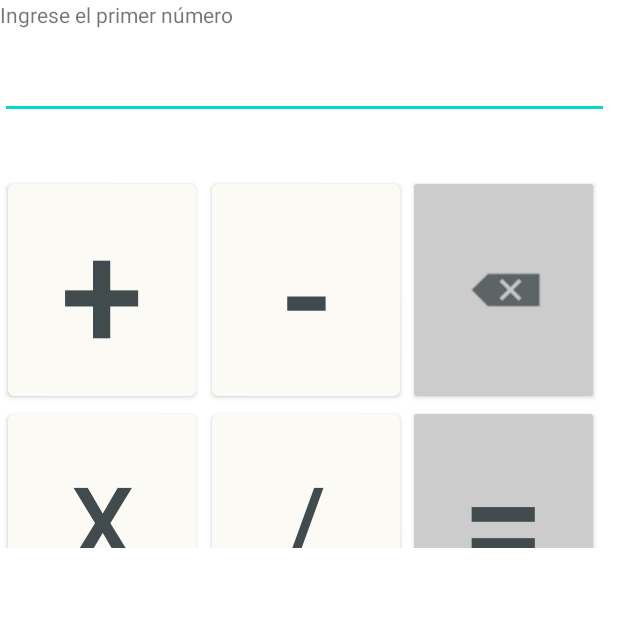
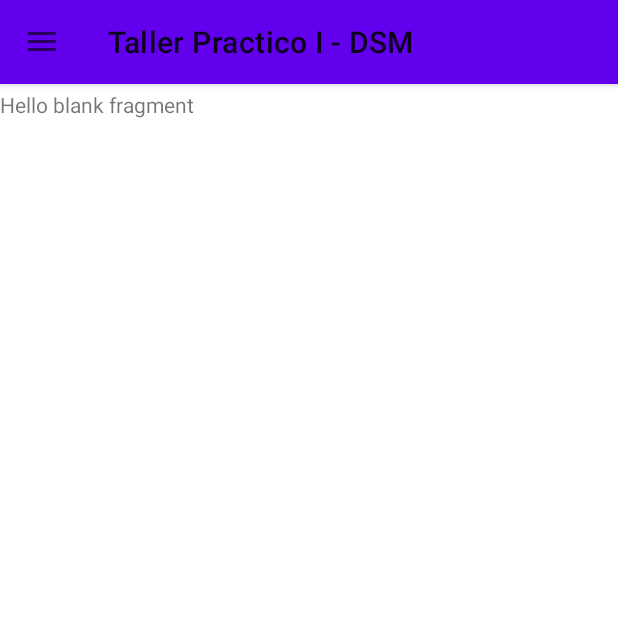
Before and after one commit to tito027/Taller_Practico_I_DSM, an Android app: the screen it shows after launch (CalculadoraActivity before the commit, MainActivity after it), on a phone screen of 412 x 824 dp, the top half of it. Run offline under Robolectric (Android 15) with nearby library versions, the phone set to English and light mode, and no system bars.

Commit message:
Transformando la calculadora de activity a fragment e implementando su funcionamiento junto con el menu

```diff
--- /dev/null
+++ b/app/src/main/java/com/example/tallerpracticoi_dsm/AverageScoreFragment.kt
@@ -0,0 +1,59 @@
+package com.example.tallerpracticoi_dsm
+
+import android.os.Bundle
+import androidx.fragment.app.Fragment
+import android.view.LayoutInflater
+import android.view.View
+import android.view.ViewGroup
+
+// TODO: Rename parameter arguments, choose names that match
+// the fragment initialization parameters, e.g. ARG_ITEM_NUMBER
+private const val ARG_PARAM1 = "param1"
+private const val ARG_PARAM2 = "param2"
+
+/**
+ * A simple [Fragment] subclass.
+ * Use the [AverageScoreFragment.newInstance] factory method to
+ * create an instance of this fragment.
+ */
+class AverageScoreFragment : Fragment() {
+    // TODO: Rename and change types of parameters
+    private var param1: String? = null
+    private var param2: String? = null
+
+    override fun onCreate(savedInstanceState: Bundle?) {
+        super.onCreate(savedInstanceState)
+        arguments?.let {
+            param1 = it.getString(ARG_PARAM1)
+            param2 = it.getString(ARG_PARAM2)
+        }
+    }
+
+    override fun onCreateView(
+        inflater: LayoutInflater, container: ViewGroup?,
+        savedInstanceState: Bundle?
+    ): View? {
+        // Inflate the layout for this fragment
+        return inflater.inflate(R.layout.fragment_average_score, container, false)
+    }
+
+    companion object {
+        /**
+         * Use this factory method to create a new instance of
+         * this fragment using the provided parameters.
+         *
+         * @param param1 Parameter 1.
+         * @param param2 Parameter 2.
+         * @return A new instance of fragment AverageScoreFragment.
+         */
+        // TODO: Rename and change types and number of parameters
+        @JvmStatic
+        fun newInstance(param1: String, param2: String) =
+            AverageScoreFragment().apply {
+                arguments = Bundle().apply {
+                    putString(ARG_PARAM1, param1)
+                    putString(ARG_PARAM2, param2)
+                }
+            }
+    }
+}
--- a/app/src/main/java/com/example/tallerpracticoi_dsm/CalculadoraActivity.kt
+++ /dev/null
@@ -1,72 +0,0 @@
-package com.example.tallerpracticoi_dsm
-
-import androidx.appcompat.app.AppCompatActivity
-import android.os.Bundle
-import android.widget.Button
-import android.widget.EditText
-import android.widget.TextView
-import android.widget.Toast
-
-class CalculadoraActivity : AppCompatActivity() {
-    lateinit var iptNum: EditText
-    lateinit var txtResult: TextView
-    private var num1: Double = 0.0
-    private var num2: Double = 0.0
-    private var isSecond: Boolean = false
-    private var operator: Char = '0'
-
-
-    private fun validNum(): Boolean {
-        val isValid = iptNum.text.toString().isNotEmpty()
-        if(!isValid)Toast.makeText(this, "Ingrese un número antes de indicar la operación", Toast.LENGTH_SHORT).show()
-        return isValid
-    }
-    private fun operate(): String {
-        println("********************")
-        println("Operador $this.operator")
-        println("Operador num1")
-        println("********************")
-        return when(this.operator) {
-            '+' -> (num1 + num2).toString()
-            '-' -> (num1 - num2).toString()
-            '*' -> (num1 * num2).toString()
-            '/' -> (num1 / num2).toString()
-            else -> num1.toString()
-        }
-    }
-    private fun setOperate(op: Char) {
-        if(!this.validNum()) return
-        else if(isSecond) return Toast.makeText(this, "No puede sumar otra cantidad", Toast.LENGTH_SHORT).show()
-        num1 = iptNum.text.toString().toDouble()
-        iptNum.setText("")
-        operator = op
-        isSecond = true
-    }
-    private fun getButtons(): Map<Char, Button> {
-        val ids = mapOf('+' to R.id.btnAdd, '-' to R.id.btnMinus, '*' to R.id.btnMultiply, '/' to R.id.btnDivide)
-        return ids.mapValues { findViewById(it.value) }
-    }
-    override fun onCreate(savedInstanceState: Bundle?) {
-        super.onCreate(savedInstanceState)
-        setContentView(R.layout.calculadora_main)
-
-        // IptNum
-        iptNum = findViewById(R.id.iptNumber1)
-        // iptResult
-        txtResult = findViewById(R.id.txtResult)
-        // btn
-        val buttons: Map<Char,Button> = getButtons()
-        buttons.forEach { (c, button) -> button.setOnClickListener { setOperate(c)} }
-
-        // btnEqual
-        val btnEqual = findViewById<Button>(R.id.btnEqual)
-        btnEqual.setOnClickListener {
-            if(!this.validNum()) return@setOnClickListener
-            num2 = iptNum.text.toString().toDouble()
-            val result = this.operate()
-            txtResult.text = " $num1 $operator $num2 = $result"
-            iptNum.setText("")
-            isSecond = false
-        }
-    }
-}
--- /dev/null
+++ b/app/src/main/java/com/example/tallerpracticoi_dsm/CalculatorFragment.kt
@@ -0,0 +1,126 @@
+package com.example.tallerpracticoi_dsm
+
+import android.os.Bundle
+import androidx.fragment.app.Fragment
+import android.view.LayoutInflater
+import android.view.View
+import android.view.ViewGroup
+import android.widget.Button
+import android.widget.EditText
+import android.widget.TextView
+import android.widget.Toast
+
+// TODO: Rename parameter arguments, choose names that match
+// the fragment initialization parameters, e.g. ARG_ITEM_NUMBER
+private const val ARG_PARAM1 = "param1"
+private const val ARG_PARAM2 = "param2"
+
+/**
+ * A simple [Fragment] subclass.
+ * Use the [CalculatorFragment.newInstance] factory method to
+ * create an instance of this fragment.
+ */
+class CalculatorFragment : Fragment() {
+    // TODO: Rename and change types of parameters
+    private var param1: String? = null
+    private var param2: String? = null
+
+    lateinit var iptNum: EditText
+    lateinit var txtResult: TextView
+    private var num1: Double = 0.0
+    private var num2: Double = 0.0
+    private var isSecond: Boolean = false
+    private var operator: Char = '0'
+
+    private fun validNum(): Boolean {
+        val isValid = iptNum.text.toString().isNotEmpty()
+        if(!isValid) Toast.makeText(activity, "Ingrese un número antes de indicar la operación", Toast.LENGTH_SHORT).show()
+        return isValid
+    }
+
+    private fun operate(): String {
+        println("********************")
+        println("Operador $this.operator")
+        println("Operador num1")
+        println("********************")
+        return when(this.operator) {
+            '+' -> (num1 + num2).toString()
+            '-' -> (num1 - num2).toString()
+            '*' -> (num1 * num2).toString()
+            '/' -> (num1 / num2).toString()
+            else -> num1.toString()
+        }
+    }
+
+    private fun setOperate(op: Char) {
+        if(!this.validNum()) return
+        else if(isSecond) return Toast.makeText(activity, "No puede sumar otra cantidad", Toast.LENGTH_SHORT).show()
+        num1 = iptNum.text.toString().toDouble()
+        iptNum.setText("")
+        operator = op
+        isSecond = true
+    }
+
+    private fun getButtons(): Map<Char, Button> {
+        val ids = mapOf('+' to R.id.btnAdd, '-' to R.id.btnMinus, '*' to R.id.btnMultiply, '/' to R.id.btnDivide)
+        return ids.mapValues { requireView().findViewById(it.value) }
+    }
+
+    override fun onCreate(savedInstanceState: Bundle?) {
+        super.onCreate(savedInstanceState)
+        arguments?.let {
+            param1 = it.getString(ARG_PARAM1)
+            param2 = it.getString(ARG_PARAM2)
+        }
+    }
+
+    override fun onCreateView(
+        inflater: LayoutInflater, container: ViewGroup?,
+        savedInstanceState: Bundle?
+    ): View? {
+        // Inflate the layout for this fragment
+        return inflater.inflate(R.layout.fragment_calculator, container, false)
+    }
+
+    override fun onViewCreated(view: View, savedInstanceState: Bundle?) {
+        super.onViewCreated(view, savedInstanceState)
+        // IptNum
+        iptNum = requireView().findViewById(R.id.iptNumber1)
+        // iptResult
+        txtResult = requireView().findViewById(R.id.txtResult)
+        // btn
+        val buttons: Map<Char, Button> = getButtons()
+        buttons.forEach { (c, button) -> button.setOnClickListener { setOperate(c) } }
+
+        // btnEqual
+        val btnEqual = requireView().findViewById<Button>(R.id.btnEqual)
+        btnEqual.setOnClickListener {
+            if (!this.validNum()) return@setOnClickListener
+            num2 = iptNum.text.toString().toDouble()
+            val result = this.operate()
+            txtResult.text = " $num1 $operator $num2 = $result"
+            iptNum.setText("")
+            isSecond = false
+        }
+    }
+
+    companion object {
+        /**
+         * Use this factory method to create a new instance of
+         * this fragment using the provided parameters.
+         *
+         * @param param1 Parameter 1.
+         * @param param2 Parameter 2.
+         * @return A new instance of fragment CalculatorFragment.
+         */
+        // TODO: Rename and change types and number of parameters
+        @JvmStatic
+        fun newInstance(param1: String, param2: String) =
+            CalculatorFragment().apply {
+                arguments = Bundle().apply {
+                    putString(ARG_PARAM1, param1)
+                    putString(ARG_PARAM2, param2)
+                }
+            }
+    }
+}
--- a/app/src/main/java/com/example/tallerpracticoi_dsm/MainActivity.kt
+++ b/app/src/main/java/com/example/tallerpracticoi_dsm/MainActivity.kt
@@ -4,19 +4,23 @@ import android.content.Intent
 import android.content.res.Configuration
 import androidx.appcompat.app.AppCompatActivity
 import android.os.Bundle
-import android.os.PersistableBundle
 import android.view.MenuItem
 import android.widget.Toast
 import androidx.appcompat.app.ActionBarDrawerToggle
 import androidx.appcompat.widget.Toolbar
 import androidx.core.view.GravityCompat
+import androidx.core.view.isVisible
 import androidx.drawerlayout.widget.DrawerLayout
+import androidx.fragment.app.FragmentContainerView
 import com.google.android.material.navigation.NavigationView
 
 class MainActivity : AppCompatActivity(), NavigationView.OnNavigationItemSelectedListener {
 
     private lateinit var drawer: DrawerLayout
     private lateinit var toggle: ActionBarDrawerToggle
+    private lateinit var averageScoreView: FragmentContainerView
+    private lateinit var calculatorView: FragmentContainerView
+
 
     override fun onCreate(savedInstanceState: Bundle?) {
         super.onCreate(savedInstanceState)
@@ -26,8 +30,9 @@ class MainActivity : AppCompatActivity(), NavigationView.OnNavigationItemSelecte
         setSupportActionBar(toolbar)
 
         drawer = findViewById(R.id.drawer_layout)
-
         toggle = ActionBarDrawerToggle(this, drawer, toolbar, R.string.navigation_drawer_open, R.string.navigation_drawer_close)
+        averageScoreView = findViewById(R.id.averageScoreView)
+        calculatorView = findViewById(R.id.calculatorView)
         drawer.addDrawerListener(toggle)
 
         supportActionBar?.setDisplayHomeAsUpEnabled(true)
@@ -39,9 +44,15 @@ class MainActivity : AppCompatActivity(), NavigationView.OnNavigationItemSelecte
 
     override fun onNavigationItemSelected(item: MenuItem): Boolean {
         when(item.itemId) {
-            R.id.nav_exercise_one -> startActivity(Intent(this@MainActivity, CalculadoraActivity::class.java))
+            R.id.nav_exercise_one -> {
+                averageScoreView.isVisible = true
+                calculatorView.isVisible = false
+            }
             R.id.nav_exercise_two -> Toast.makeText(this, "Item 2", Toast.LENGTH_SHORT).show()
-            R.id.nav_exercise_three -> startActivity(Intent(this@MainActivity, CalculadoraActivity::class.java))
+            R.id.nav_exercise_three -> {
+                averageScoreView.isVisible = false
+                calculatorView.isVisible = true
+            }
         }
 
         drawer.closeDrawer(GravityCompat.START)
--- a/app/src/main/res/layout/activity_main.xml
+++ b/app/src/main/res/layout/activity_main.xml
@@ -14,6 +14,23 @@
         android:layout_width="match_parent"
         android:layout_height="match_parent" />
 
+    <androidx.fragment.app.FragmentContainerView
+        android:id="@+id/averageScoreView"
+        android:name="com.example.tallerpracticoi_dsm.AverageScoreFragment"
+        android:layout_marginTop="60dp"
+        android:layout_width="match_parent"
+        android:layout_height="match_parent"
+        tools:layout="@layout/fragment_average_score" />
+
+    <androidx.fragment.app.FragmentContainerView
+        android:id="@+id/calculatorView"
+        android:name="com.example.tallerpracticoi_dsm.CalculatorFragment"
+        android:layout_marginTop="60dp"
+        android:layout_width="match_parent"
+        android:layout_height="match_parent"
+        android:visibility="invisible"
+        tools:layout="@layout/fragment_calculator" />
+
     <com.google.android.material.navigation.NavigationView
         android:id="@+id/nav_view"
         android:layout_width="match_parent"
--- /dev/null
+++ b/app/src/main/res/layout/fragment_average_score.xml
@@ -0,0 +1,14 @@
+<?xml version="1.0" encoding="utf-8"?>
+<FrameLayout xmlns:android="http://schemas.android.com/apk/res/android"
+    xmlns:tools="http://schemas.android.com/tools"
+    android:layout_width="match_parent"
+    android:layout_height="match_parent"
+    tools:context=".AverageScoreFragment">
+
+    <!-- TODO: Update blank fragment layout -->
+    <TextView
+        android:layout_width="match_parent"
+        android:layout_height="match_parent"
+        android:text="@string/hello_blank_fragment" />
+
+</FrameLayout>
--- a/app/src/main/res/layout/calculadora_main.xml
+++ b/app/src/main/res/layout/fragment_calculator.xml
@@ -1,10 +1,11 @@
 <?xml version="1.0" encoding="utf-8"?>
-<androidx.constraintlayout.widget.ConstraintLayout xmlns:android="http://schemas.android.com/apk/res/android"
+<FrameLayout
+    xmlns:android="http://schemas.android.com/apk/res/android"
+    xmlns:tools="http://schemas.android.com/tools"
     xmlns:app="http://schemas.android.com/apk/res-auto"
-    xmlns:tools="http://schemas.android.com/tools"
     android:layout_width="match_parent"
-    android:layout_height="365dp"
-    tools:context=".CalculadoraActivity">
+    android:layout_height="match_parent"
+    tools:context=".CalculatorFragment">
 
     <LinearLayout
         android:layout_width="406dp"
@@ -142,4 +143,5 @@
         </TableLayout>
 
     </LinearLayout>
-</androidx.constraintlayout.widget.ConstraintLayout>
+
+</FrameLayout>
--- a/app/src/main/res/values/strings.xml
+++ b/app/src/main/res/values/strings.xml
@@ -2,4 +2,6 @@
     <string name="app_name">Taller Practico I - DSM</string>
     <string name="navigation_drawer_open">Abrir</string>
     <string name="navigation_drawer_close">Cerrar</string>
+    <!-- TODO: Remove or change this placeholder text -->
+    <string name="hello_blank_fragment">Hello blank fragment</string>
 </resources>
```
Also changed, not shown: app/src/main/AndroidManifest.xml (+0 -9 lines).
